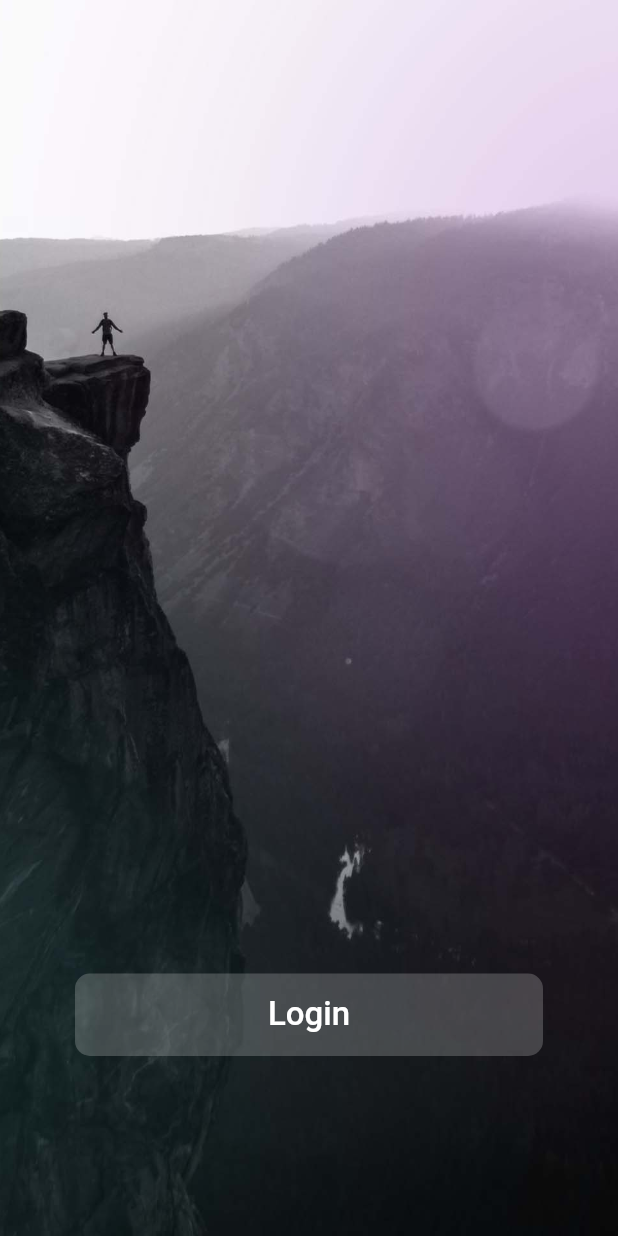
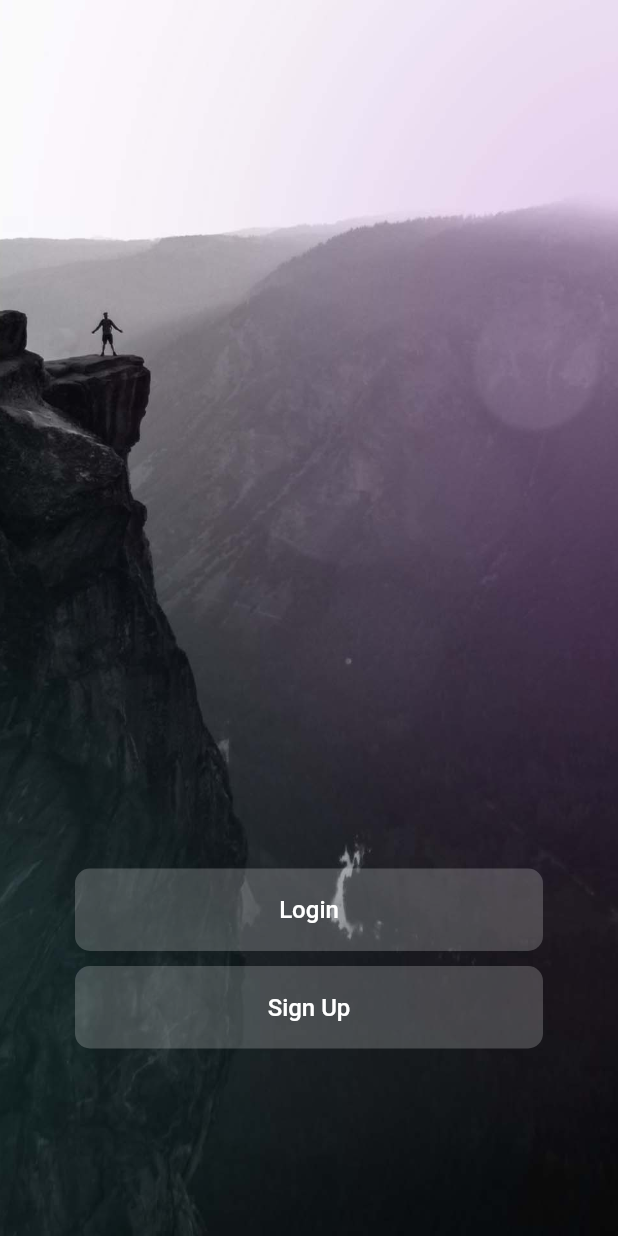
Before and after one commit to yigitkemal/productivity_app, a Flutter app: the screen it shows after launch, on a phone screen of 412 x 824 dp. Run offline on Flutter 3.47's test engine with Material 2 defaults, Android fonts, the phone set to English and light mode, and no system bars; our stand-ins replace firebase_auth, firebase_core, google_sign_in; accounts and stored records are empty.

Commit message:
The application's first screen is set up.

```diff
--- a/lib/customButton.dart
+++ b/lib/customButton.dart
@@ -3,20 +3,23 @@ import 'package:flutter/material.dart';
 class CustomButton extends StatelessWidget {
   const CustomButton({
     Key? key,
+    required this.buttonText, required Function() onPressed,
   }) : super(key: key);
+
+  final String buttonText;
 
   @override
   Widget build(BuildContext context) {
     return Container(
       width: MediaQuery.of(context).size.width,
       height: 55,
-      margin: EdgeInsets.symmetric(horizontal: 50,vertical: 120),
+      margin: EdgeInsets.symmetric(vertical: 5),
       child: ElevatedButton(onPressed: (){},
         child: Text(
-          "Login",
+          buttonText,
           style: TextStyle(
               color: Colors.white,
-              fontSize: 22
+              fontSize: 16
           ),
         ),
         style: ElevatedButton.styleFrom(
--- a/lib/main.dart
+++ b/lib/main.dart
@@ -45,14 +45,43 @@ class _MyHomePageState extends State<MyHomePage> {
                 fit: BoxFit.fitHeight,
               ),
             ),
-            Column(
-              // this need 120 bottom space
-              mainAxisAlignment: MainAxisAlignment.end,
-              children: [
-                Center(
-                  child: CustomButton(),
-                ),
-              ],
+            /*Container(
+              margin: EdgeInsets.only(top: MediaQuery.of(context).size.height/3),
+              child: Column(
+                crossAxisAlignment: CrossAxisAlignment.end,
+                mainAxisAlignment: MainAxisAlignment.start,
+                children: [
+                  Container(
+                      width: MediaQuery.of(context).size.width,
+                      child: Text(
+                        "The progress is only within you.",
+                        style: TextStyle(fontSize: 16, color: Colors.white),
+                      )),
+                  Container(
+                      width: MediaQuery.of(context).size.width,
+                      child: Text(
+                        "The ore within\nis revealed.",
+                        style: TextStyle(fontSize: 32, color: Colors.white),
+                      )),
+                ],
+              ),
+            ),*/
+            Container(
+              margin: EdgeInsets.only(bottom: 120, left: 50, right: 50),
+              child: Column(
+                // 120 vertical bottom
+                mainAxisAlignment: MainAxisAlignment.end,
+                children: [
+                  Center(
+                    child: CustomButton(buttonText: "Login", onPressed: () {
+                      print("Merhaba buton tıklandı");
+                    }),
+                  ),
+                  Center(
+                    child: CustomButton(buttonText: "Sign Up", onPressed: (){},),
+                  ),
+                ],
+              ),
             )
           ],
         ),
```
